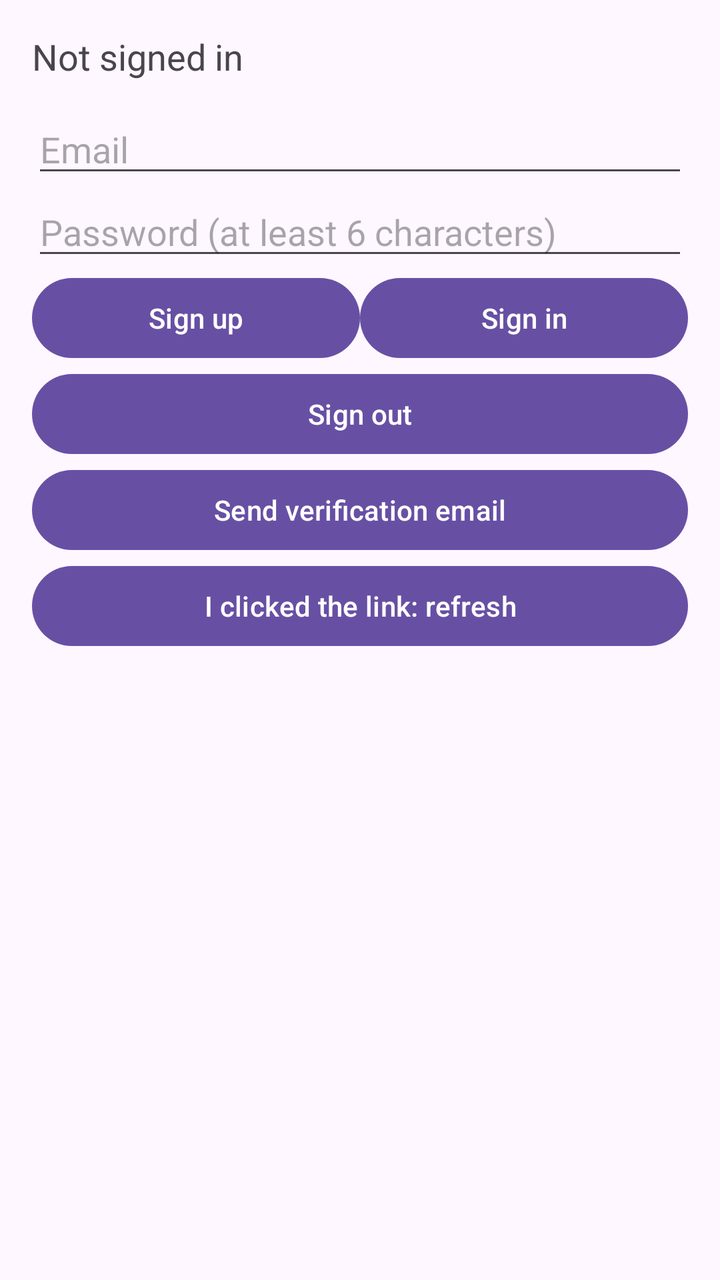
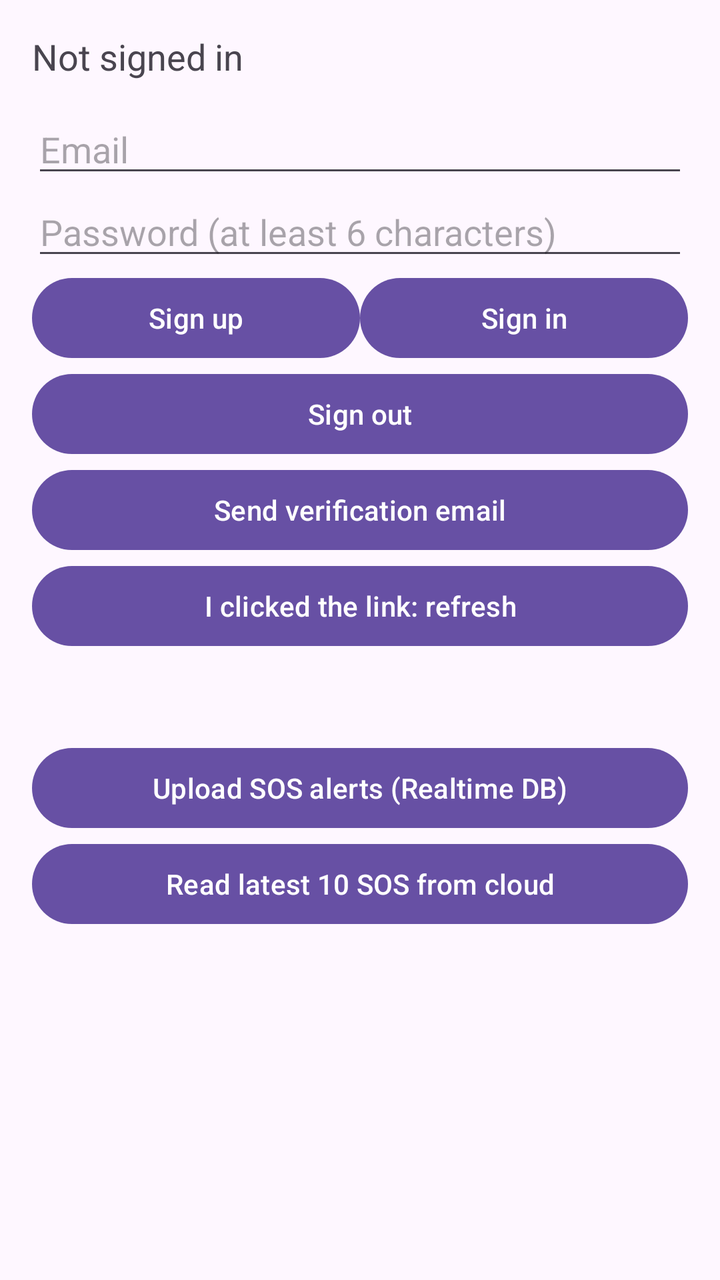

An Android layout rendered at two revisions. The XML below is the earlier revision; the diff shows what the commit changed to produce the second picture.
<!-- AndroidManifest.xml: application theme Theme.LifeLinkMesh -->
<!-- res/layout/activity_cloud.xml -->
<?xml version="1.0" encoding="utf-8"?>
<LinearLayout xmlns:android="http://schemas.android.com/apk/res/android"
    android:layout_width="match_parent"
    android:layout_height="match_parent"
    android:orientation="vertical"
    android:padding="16dp">

    <TextView
        android:id="@+id/txtCloudUser"
        android:layout_width="match_parent"
        android:layout_height="wrap_content"
        android:text="Not signed in"
        android:textSize="18sp" />

    <EditText
        android:id="@+id/editEmail"
        android:layout_width="match_parent"
        android:layout_height="wrap_content"
        android:layout_marginTop="12dp"
        android:hint="Email"
        android:inputType="textEmailAddress" />

    <EditText
        android:id="@+id/editPassword"
        android:layout_width="match_parent"
        android:layout_height="wrap_content"
        android:hint="Password (at least 6 characters)"
        android:inputType="textPassword" />

    <LinearLayout
        android:layout_width="match_parent"
        android:layout_height="wrap_content"
        android:baselineAligned="false"
        android:orientation="horizontal">

        <Button
            android:id="@+id/btnSignUp"
            android:layout_width="0dp"
            android:layout_height="wrap_content"
            android:layout_weight="1"
            android:text="Sign up" />

        <Button
            android:id="@+id/btnSignIn"
            android:layout_width="0dp"
            android:layout_height="wrap_content"
            android:layout_weight="1"
            android:text="Sign in" />
    </LinearLayout>

    <Button
        android:id="@+id/btnSignOut"
        android:layout_width="match_parent"
        android:layout_height="wrap_content"
        android:text="Sign out" />

    <Button
        android:id="@+id/btnSendVerify"
        android:layout_width="match_parent"
        android:layout_height="wrap_content"
        android:text="Send verification email" />

    <Button
        android:id="@+id/btnCheckVerified"
        android:layout_width="match_parent"
        android:layout_height="wrap_content"
        android:text="I clicked the link: refresh" />

    <TextView
        android:id="@+id/txtCloudStatus"
        android:layout_width="match_parent"
        android:layout_height="wrap_content"
        android:layout_marginTop="12dp"
        android:text="" />
</LinearLayout>
<!-- resources referenced by this layout -->
<resources>
  <style name="Theme.LifeLinkMesh" parent="Base.Theme.LifeLinkMesh" />
  <style name="Base.Theme.LifeLinkMesh" parent="Theme.Material3.DayNight.NoActionBar">
          
          
      </style>
</resources>

<!-- the commit's change to res/layout/activity_cloud.xml (unified diff, before → after) -->
@@ -72,4 +72,29 @@
         android:layout_height="wrap_content"
         android:layout_marginTop="12dp"
         android:text="" />
+
+    <Button
+        android:id="@+id/btnUploadSos"
+        android:layout_width="match_parent"
+        android:layout_height="wrap_content"
+        android:layout_marginTop="12dp"
+        android:text="Upload SOS alerts (Realtime DB)" />
+
+    <Button
+        android:id="@+id/btnReadSos"
+        android:layout_width="match_parent"
+        android:layout_height="wrap_content"
+        android:text="Read latest 10 SOS from cloud" />
+
+    <ScrollView
+        android:layout_width="match_parent"
+        android:layout_height="0dp"
+        android:layout_weight="1">
+
+        <TextView
+            android:id="@+id/txtCloudData"
+            android:layout_width="match_parent"
+            android:layout_height="wrap_content"
+            android:text="" />
+    </ScrollView>
 </LinearLayout>
